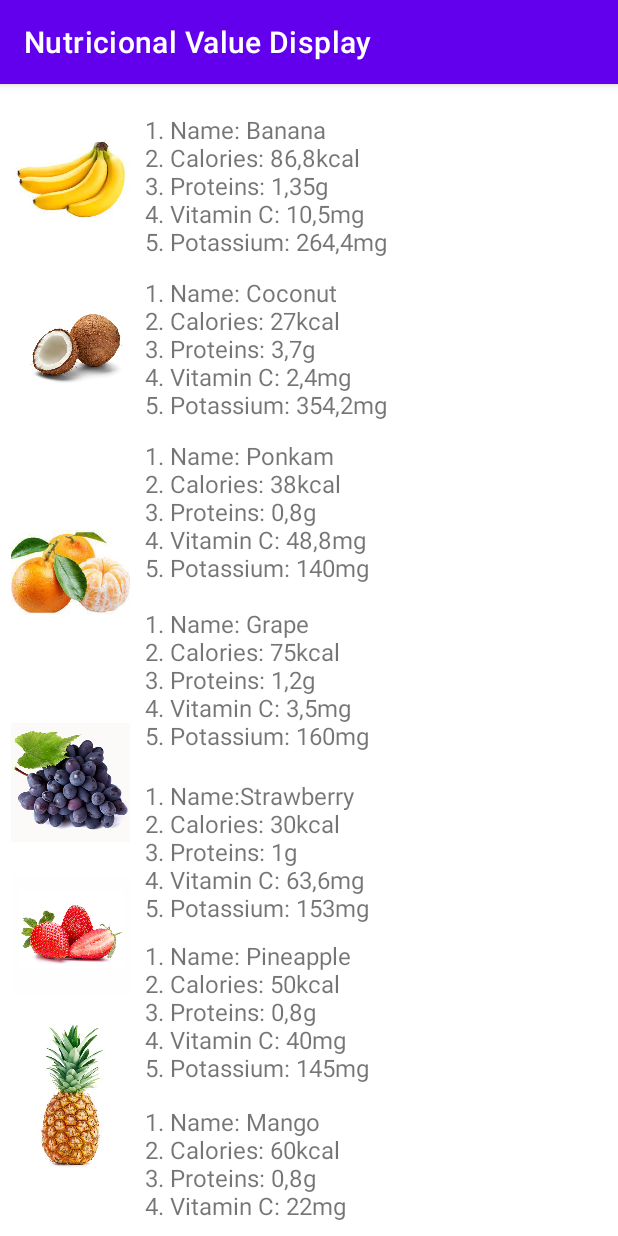
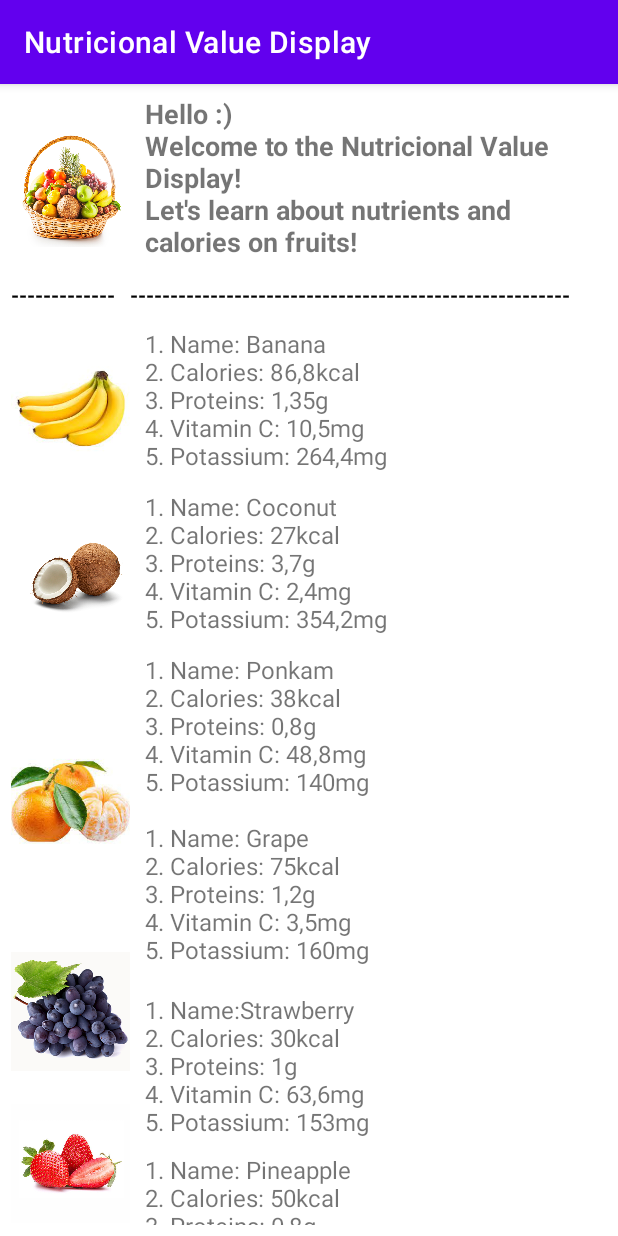
Before and after one commit to AkaciaPark/nutricional-value-display, an Android app: the screen it shows after launch (MainActivity), on a phone screen of 412 x 824 dp. Run offline under Robolectric (Android 15) with nearby library versions, the phone set to English and light mode, and no system bars.

Commit message:
add new image and improve the welcome text

```diff
--- a/app/src/main/res/layout/activity_main.xml
+++ b/app/src/main/res/layout/activity_main.xml
@@ -5,21 +5,34 @@
     android:layout_width="match_parent"
     android:layout_height="match_parent"
     android:fillViewport="true"
-    android:padding="7dp"
-    >
+    android:padding="7dp">
 
 
     <LinearLayout
 
+
         android:layout_width="wrap_content"
         android:layout_height="match_parent"
         android:orientation="horizontal">
+
 
         <LinearLayout
             android:layout_width="wrap_content"
             android:layout_height="match_parent"
             android:orientation="vertical">
 
+
+            <ImageView
+                android:layout_width="match_parent"
+                android:layout_height="123dp"
+                android:src="@drawable/fruits" />
+
+            <TextView
+                android:layout_width="match_parent"
+                android:layout_height="29dp"
+                android:text="-------------"
+                android:textColor="@color/black"
+                android:textStyle="bold" />
 
             <ImageView
                 android:layout_width="match_parent"
@@ -82,6 +95,21 @@
 
 
             <TextView
+                android:layout_width="wrap_content"
+                android:layout_height="123dp"
+                android:paddingLeft="10dp"
+                android:text="Hello :) \nWelcome to the Nutricional Value Display!\nLet's learn about nutrients and calories on fruits!\n"
+                android:textSize="18dp"
+                android:textStyle="bold" />
+
+            <TextView
+                android:layout_width="match_parent"
+                android:layout_height="wrap_content"
+                android:text="-------------------------------------------------------"
+                android:textColor="@color/black"
+                android:textStyle="bold" />
+
+            <TextView
                 android:id="@+id/textView"
                 android:layout_width="match_parent"
                 android:layout_height="wrap_content"
@@ -116,7 +144,7 @@
 
             <TextView
                 android:id="@+id/GrapeText"
-                android:layout_width="wrap_content"
+                android:layout_width="match_parent"
                 android:layout_height="124dp"
                 android:paddingLeft="10dp"
                 android:paddingTop="15dp"
@@ -125,48 +153,48 @@
 
             <TextView
                 android:id="@+id/StrawberryText"
-                android:layout_width="wrap_content"
+                android:layout_width="match_parent"
                 android:layout_height="wrap_content"
                 android:paddingLeft="10dp"
                 android:paddingTop="6dp"
                 android:text="1. Name:Strawberry \n2. Calories: 30kcal \n3. Proteins: 1g\n4. Vitamin C: 63,6mg\n5. Potassium: 153mg"
-                android:textSize="16dp"/>
+                android:textSize="16dp" />
 
             <TextView
                 android:id="@+id/PineappleText"
-                android:layout_width="wrap_content"
+                android:layout_width="match_parent"
                 android:layout_height="wrap_content"
                 android:paddingLeft="10dp"
                 android:paddingTop="10dp"
                 android:text="1. Name: Pineapple\n2. Calories: 50kcal \n3. Proteins: 0,8g \n4. Vitamin C: 40mg \n5. Potassium: 145mg"
-                android:textSize="16dp"/>
+                android:textSize="16dp" />
 
             <TextView
                 android:id="@+id/MangoText"
-                android:layout_width="wrap_content"
+                android:layout_width="match_parent"
                 android:layout_height="wrap_content"
                 android:paddingLeft="10dp"
                 android:paddingTop="14dp"
                 android:text="1. Name: Mango\n2. Calories: 60kcal \n3. Proteins: 0,8g \n4. Vitamin C: 22mg \n5. Potassium: 145mg"
-                android:textSize="16dp"/>
+                android:textSize="16dp" />
 
             <TextView
                 android:id="@+id/PearText"
-                android:layout_width="wrap_content"
+                android:layout_width="match_parent"
                 android:layout_height="wrap_content"
                 android:paddingLeft="10dp"
                 android:paddingTop="12dp"
                 android:text="1. Name: Pear\n2. Calories: 60,6kcal \n3. Proteins: 0,2g \n4. Vitamin C: 2,4mg \n5. Potassium: 126,2mg"
-                android:textSize="16dp"/>
+                android:textSize="16dp" />
 
             <TextView
                 android:id="@+id/WatermelonText"
-                android:layout_width="wrap_content"
+                android:layout_width="match_parent"
                 android:layout_height="wrap_content"
                 android:paddingLeft="10dp"
                 android:paddingTop="14dp"
                 android:text="1. Name:Watermelon\n2. Calories: 33kcal\n3. Proteins: 0,9g \n4. Vitamin C: 8,1mg \n5. Potassium: 104mg"
-                android:textSize="16dp"/>
+                android:textSize="16dp" />
 
 
         </LinearLayout>
```
Also changed, not shown: app/src/main/res/drawable-nodpi/fruits.png (added), app/src/main/res/drawable-nodpi/white.jpg (added).
